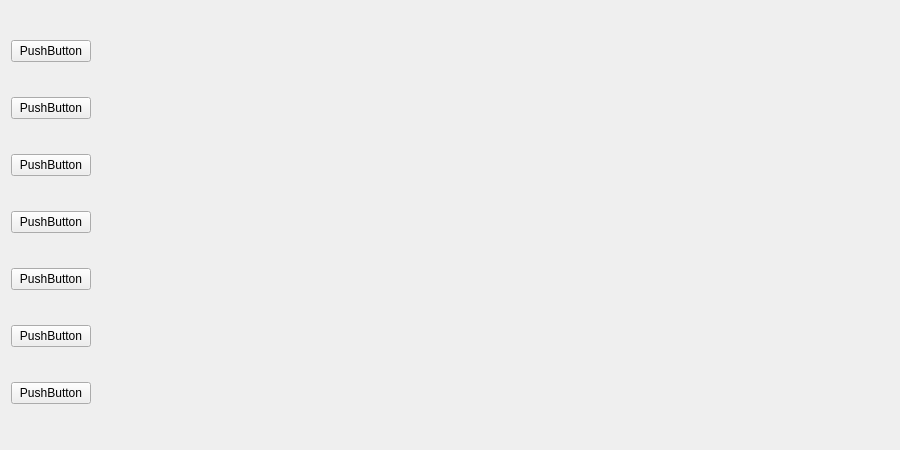
Qt form HazardShieldUI/mainwindow.ui (xqrzd/HazardShield) before a commit.
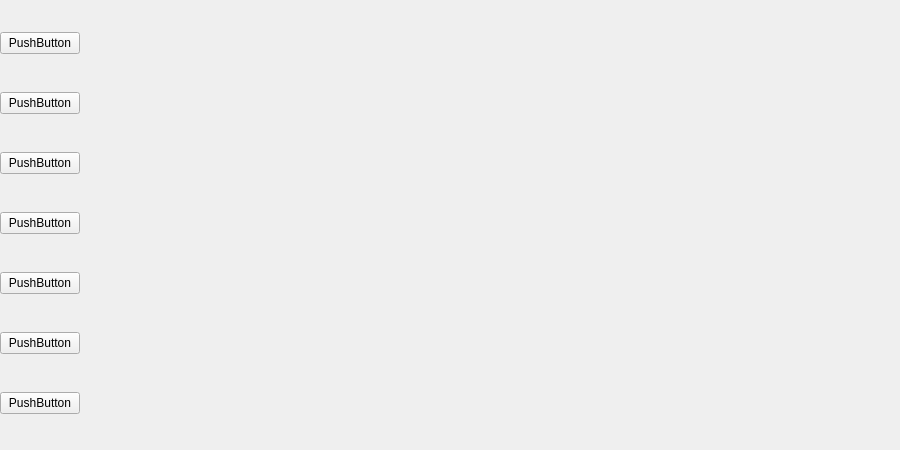
The same form after that commit.

Commit message: [UI] remove form spacing

```diff
--- a/HazardShieldUI/mainwindow.ui
+++ b/HazardShieldUI/mainwindow.ui
@@ -21,6 +21,21 @@
   </property>
   <widget class="QWidget" name="centralWidget">
    <layout class="QGridLayout" name="gridLayout">
+    <property name="leftMargin">
+     <number>0</number>
+    </property>
+    <property name="topMargin">
+     <number>0</number>
+    </property>
+    <property name="rightMargin">
+     <number>0</number>
+    </property>
+    <property name="bottomMargin">
+     <number>0</number>
+    </property>
+    <property name="spacing">
+     <number>0</number>
+    </property>
     <item row="0" column="0">
      <layout class="QVBoxLayout" name="verticalLayout">
       <item>
```
